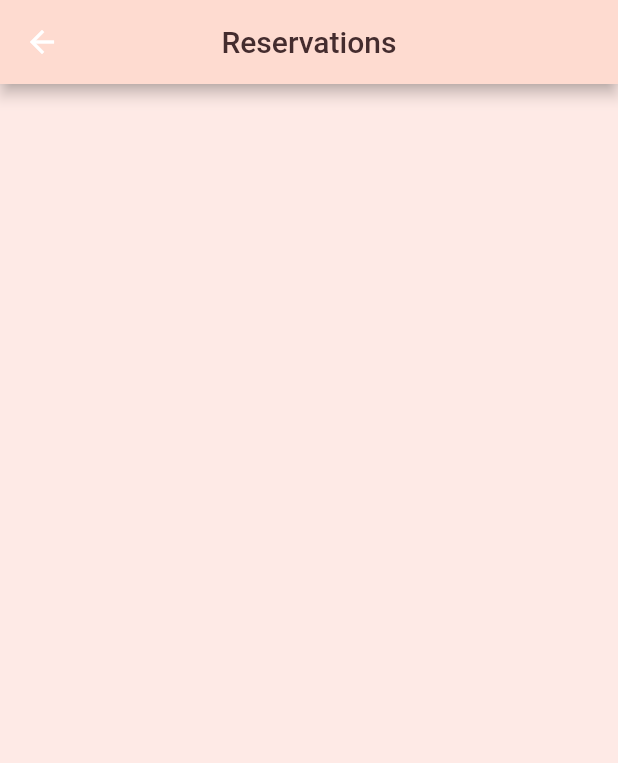
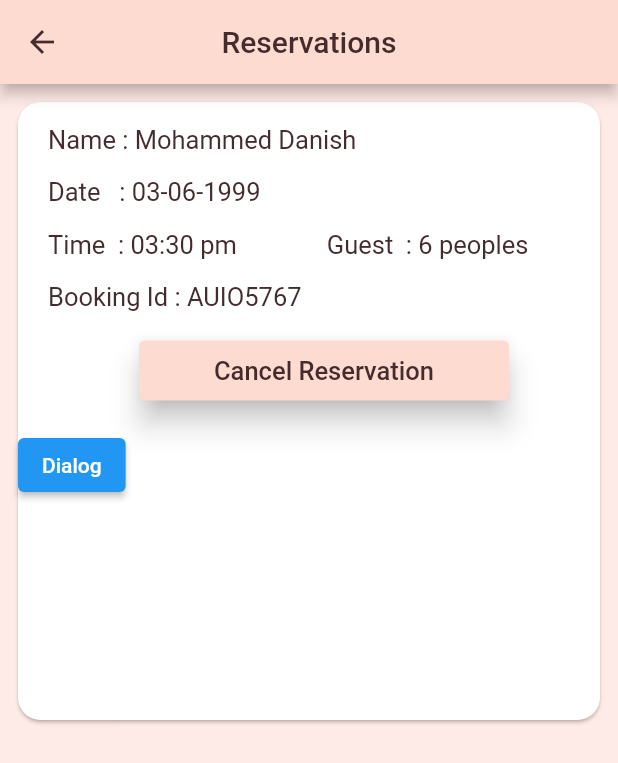
Before and after one commit to mohddanish03/CafeX, a Flutter app: the MyBookings screen opened directly, on a phone screen of 412 x 824 dp. Shown: the top 763 px of the screen. Run offline on Flutter 3.47's test engine with Material 2 defaults, Android fonts, the light colour scheme and no system bars; our stand-ins replace cloud_firestore, date_picker_timeline, firebase_core, flutter_image_slideshow; accounts and stored records are empty; network calls fail.

Commit message:
initial commit

```diff
--- a/project_1/lib/Bookings/MyBookings.dart
+++ b/project_1/lib/Bookings/MyBookings.dart
@@ -6,16 +6,166 @@ class MyBookings extends StatefulWidget {
 }
 
 class _MyBookingsState extends State<MyBookings> {
+  String _cancel = "Cancel Reservation";
+  bool isClicked = false;
   @override
   Widget build(BuildContext context) {
     return Scaffold(
       appBar: AppBar(
+        leading: IconButton(
+            onPressed: () {
+              Navigator.of(context).pop();
+            },
+            icon: Icon(
+              Icons.arrow_back,
+              color: Color(0xff442c2e),
+            )),
         title: Text(
           "Reservations",
           style: TextStyle(color: Color(0xff442c2e)),
         ),
         centerTitle: true,
       ),
+      body: ListView(
+        children: [
+          Padding(
+            padding: const EdgeInsets.all(8.0),
+            child: Card(
+              shape: RoundedRectangleBorder(
+                  borderRadius: BorderRadius.circular(15)),
+              child: Container(
+                  height: MediaQuery.of(context).size.height / 2,
+                  width: MediaQuery.of(context).size.width,
+                  child: Column(
+                    crossAxisAlignment: CrossAxisAlignment.start,
+                    children: [
+                      SizedBox(height: 10),
+                      Padding(
+                          padding: const EdgeInsets.only(
+                              left: 20, bottom: 15.0, top: 5),
+                          child: Text(
+                            "Name : Mohammed Danish",
+                            style: TextStyle(
+                                color: Color(0xff442c2e), fontSize: 17),
+                          )),
+                      Padding(
+                          padding:
+                              const EdgeInsets.only(left: 20, bottom: 15.0),
+                          child: Text(
+                            "Date   : 03-06-1999 ",
+                            style: TextStyle(
+                                color: Color(0xff442c2e), fontSize: 17),
+                          )),
+                      Row(
+                        children: [
+                          Padding(
+                              padding:
+                                  const EdgeInsets.only(left: 20, bottom: 15.0),
+                              child: Text(
+                                "Time  : 03:30 pm",
+                                style: TextStyle(
+                                    color: Color(0xff442c2e), fontSize: 17),
+                              )),
+                          SizedBox(width: 40),
+                          Padding(
+                              padding:
+                                  const EdgeInsets.only(left: 20, bottom: 15.0),
+                              child: Text(
+                                "Guest  : 6 peoples ",
+                                style: TextStyle(
+                                    color: Color(0xff442c2e), fontSize: 17),
+                              )),
+                        ],
+                      ),
+                      Padding(
+                          padding:
+                              const EdgeInsets.only(left: 20, bottom: 15.0),
+                          child: Text(
+                            "Booking Id : AUIO5767",
+                            style: TextStyle(
+                                color: Color(0xff442c2e), fontSize: 17),
+                          )),
+                      Padding(
+                        padding: const EdgeInsets.only(left: 20, bottom: 15.0),
+                        child: Center(
+                            child: ElevatedButton(
+                          onPressed: isClicked
+                              ? null
+                              : () {
+                                  print("canceled");
+                                  setState(() {
+                                    _showMyDialog(context);
+                                    _cancel = "Cancelled";
+                                  });
+                                },
+                          child: Text(
+                            _cancel,
+                            style: TextStyle(
+                              fontSize: 17,
+                              color: Color(0xff442c2e),
+                            ),
+                          ),
+                          style: ButtonStyle(
+                            padding: MaterialStateProperty.all<EdgeInsets>(
+                                EdgeInsets.only(
+                                    left: 50, right: 50, top: 10, bottom: 10)),
+                            elevation: MaterialStateProperty.all(8),
+                            backgroundColor: MaterialStateProperty.all<Color>(
+                                isClicked
+                                    ? Color(0xFFC7C5C5)
+                                    : Color(0xfffedbd0)),
+                          ),
+                        )),
+                      ),
+                      ElevatedButton(
+                          onPressed: () {
+                            print('dailog');
+                            var value = _showMyDialog(context);
+                            print("This is $value");
+                          },
+                          child: Text('Dialog'))
+                    ],
+                  )),
+            ),
+          ),
+        ],
+      ),
     );
   }
 }
+
+Future<void> _showMyDialog(BuildContext context) async {
+  return showDialog<void>(
+
+    context: context,
+    barrierDismissible: false, // user must tap button!
+    builder: (BuildContext context) {
+      return AlertDialog(
+
+        title: const Text('AlertDialog Title'),
+        content: SingleChildScrollView(
+          child: ListBody(
+            children: const <Widget>[
+              Text('This is a demo alert dialog.'),
+              Text('Would you like to approve of this message?'),
+            ],
+          ),
+        ),
+        actions: <Widget>[
+          TextButton(
+            child: const Text('NO'),
+            onPressed: () {
+              Navigator.of(context).pop(false);
+            },
+          ),
+          TextButton(
+            child: const Text('YES'),
+            onPressed: () {
+              Navigator.of(context).pop(true);
+            },
+          ),
+        ],
+      );
+    },
+  );
+}
```
